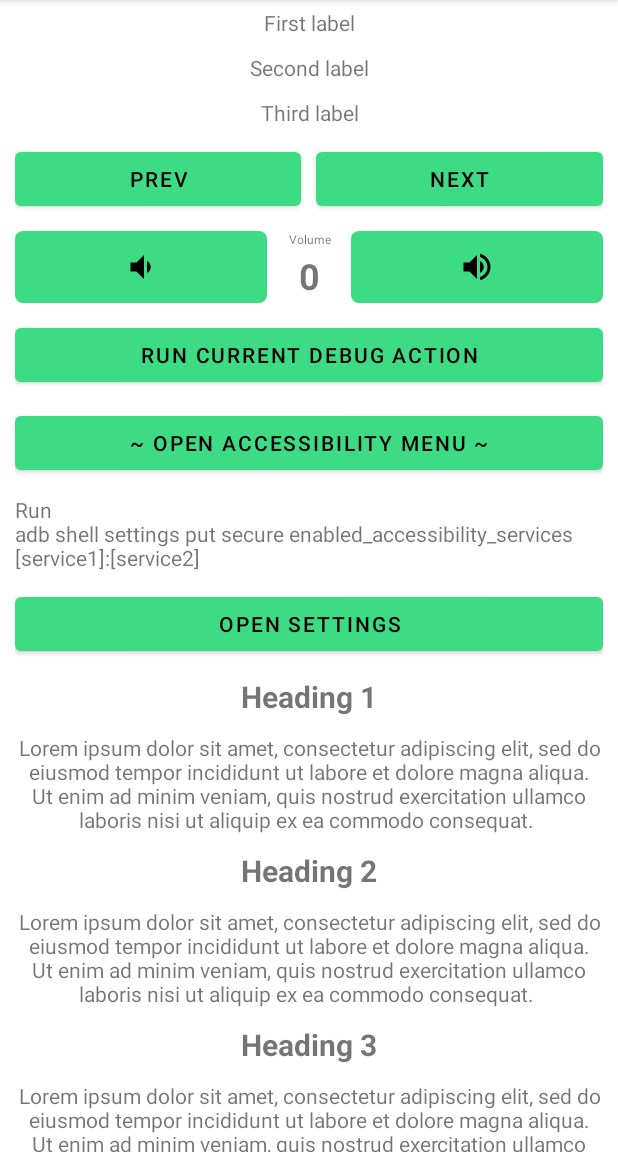
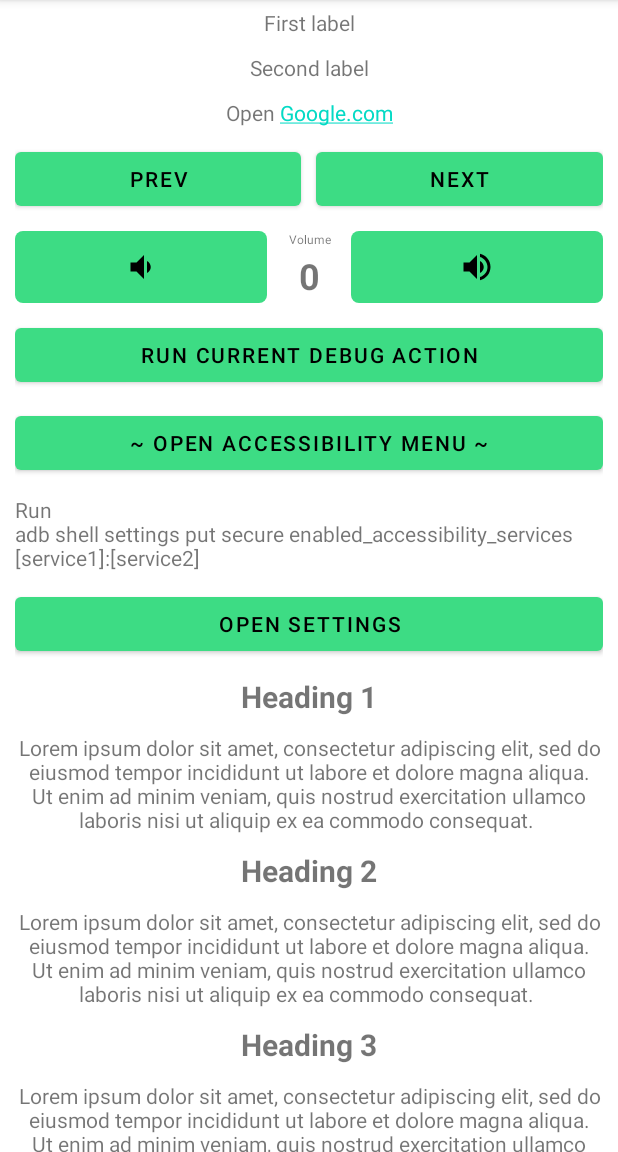
Before and after one commit to qbalsdon/accessibility_broadcast_dev, an Android app: the screen it shows after launch (DemoActivity), on a phone screen of 412 x 824 dp, the part 84-1236 px from its top. Run offline under Robolectric (Android 15) with nearby library versions, the phone set to English and light mode, and no system bars.

Commit message:
panic update

```diff
--- a/app/src/main/res/layout/activity_main.xml
+++ b/app/src/main/res/layout/activity_main.xml
@@ -53,7 +53,7 @@
                 android:layout_height="wrap_content"
                 android:layout_marginVertical="5dp"
                 android:gravity="center"
-                android:text="Third label" />
+                android:text="@string/link_test" />
 
             <LinearLayout
                 android:layout_width="match_parent"
--- a/app/src/main/res/values/strings.xml
+++ b/app/src/main/res/values/strings.xml
@@ -21,4 +21,6 @@
     <string name="decrease_accessibility_volume">Decrease accessibility volume</string>
     <string name="volume">Volume</string>
     <string name="increase_accessibility_volume">Increase accessibility volume</string>
+
+    <string name="link_test">Open <a href="http://www.google.com">Google.com</a></string>
 </resources>
--- a/app/src/main/res/values/themes.xml
+++ b/app/src/main/res/values/themes.xml
@@ -33,7 +33,7 @@
     <style name="titleText" parent="bodyText">
         <item name="android:textSize">28sp</item>
         <item name="android:singleLine">false</item>
-        <item name="maxLines">100</item>
-        <item name="textAllCaps">false</item>
+        <item name="android:maxLines">100</item>
+        <item name="android:textAllCaps">false</item>
     </style>
 </resources>
```
Also changed, not shown: 1 other file.
